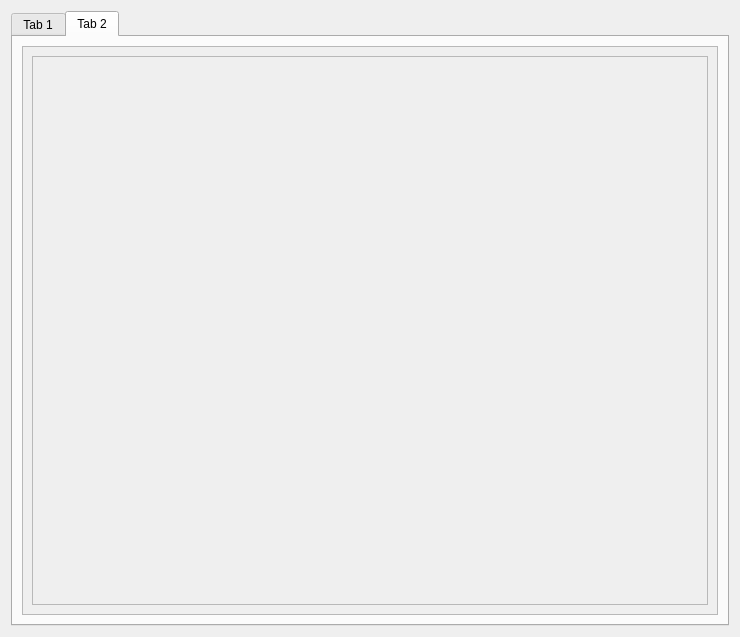
Above: ui/ForumTreeForm.ui from dmzdev/stance before the change. Below: the same form after it.
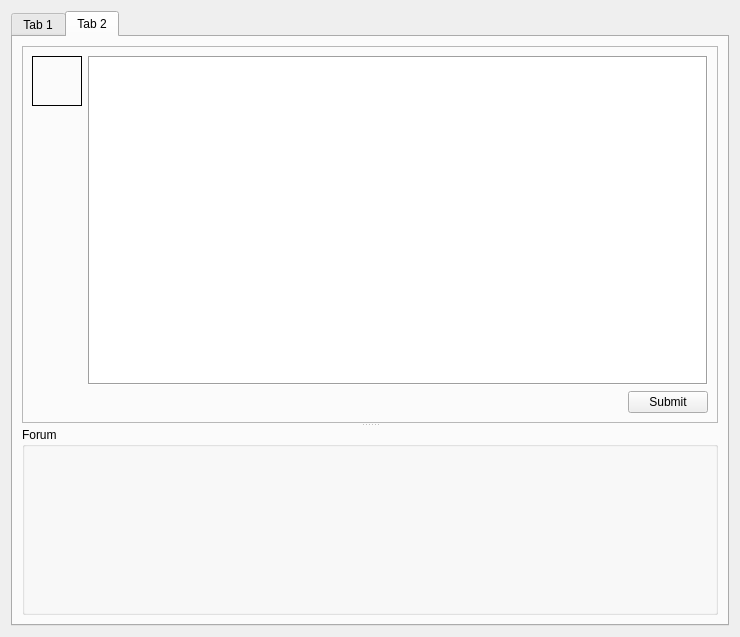
That is the form after the change. The open tabs and pages were chosen to show the change.

Commit message: forum overhall update

The edit to the form file:
```diff
--- a/ui/ForumTreeForm.ui
+++ b/ui/ForumTreeForm.ui
@@ -106,41 +106,144 @@
       </attribute>
       <layout class="QVBoxLayout" name="verticalLayout_4">
        <item>
-        <widget class="QScrollArea" name="scrollArea">
-         <property name="widgetResizable">
-          <bool>true</bool>
+        <widget class="QSplitter" name="splitter">
+         <property name="orientation">
+          <enum>Qt::Vertical</enum>
          </property>
-         <property name="alignment">
-          <set>Qt::AlignLeading|Qt::AlignLeft|Qt::AlignTop</set>
+         <property name="childrenCollapsible">
+          <bool>false</bool>
          </property>
-         <widget class="QWidget" name="scrollAreaWidgetContents">
-          <property name="geometry">
-           <rect>
-            <x>0</x>
-            <y>0</y>
-            <width>668</width>
-            <height>556</height>
-           </rect>
+         <widget class="QFrame" name="frame">
+          <property name="sizePolicy">
+           <sizepolicy hsizetype="Preferred" vsizetype="Preferred">
+            <horstretch>0</horstretch>
+            <verstretch>1</verstretch>
+           </sizepolicy>
           </property>
-          <layout class="QVBoxLayout" name="verticalLayout">
+          <property name="frameShape">
+           <enum>QFrame::StyledPanel</enum>
+          </property>
+          <property name="frameShadow">
+           <enum>QFrame::Raised</enum>
+          </property>
+          <layout class="QVBoxLayout" name="verticalLayout_3">
            <item>
-            <widget class="QFrame" name="forumFrame">
-             <property name="sizePolicy">
-              <sizepolicy hsizetype="Expanding" vsizetype="Preferred">
-               <horstretch>0</horstretch>
-               <verstretch>0</verstretch>
-              </sizepolicy>
-             </property>
-             <property name="frameShape">
-              <enum>QFrame::StyledPanel</enum>
-             </property>
-             <property name="frameShadow">
-              <enum>QFrame::Raised</enum>
-             </property>
-            </widget>
+            <layout class="QHBoxLayout" name="horizontalLayout_3">
+             <item>
+              <layout class="QVBoxLayout" name="verticalLayout">
+               <item>
+                <widget class="QLabel" name="avatarLabel">
+                 <property name="sizePolicy">
+                  <sizepolicy hsizetype="Minimum" vsizetype="Minimum">
+                   <horstretch>0</horstretch>
+                   <verstretch>0</verstretch>
+                  </sizepolicy>
+                 </property>
+                 <property name="minimumSize">
+                  <size>
+                   <width>50</width>
+                   <height>50</height>
+                  </size>
+                 </property>
+                 <property name="maximumSize">
+                  <size>
+                   <width>100</width>
+                   <height>100</height>
+                  </size>
+                 </property>
+                 <property name="frameShape">
+                  <enum>QFrame::Box</enum>
+                 </property>
+                 <property name="text">
+                  <string/>
+                 </property>
+                 <property name="scaledContents">
+                  <bool>false</bool>
+                 </property>
+                 <property name="textInteractionFlags">
+                  <set>Qt::NoTextInteraction</set>
+                 </property>
+                </widget>
+               </item>
+               <item>
+                <spacer name="verticalSpacer">
+                 <property name="orientation">
+                  <enum>Qt::Vertical</enum>
+                 </property>
+                 <property name="sizeType">
+                  <enum>QSizePolicy::MinimumExpanding</enum>
+                 </property>
+                 <property name="sizeHint" stdset="0">
+                  <size>
+                   <width>47</width>
+                   <height>8</height>
+                  </size>
+                 </property>
+                </spacer>
+               </item>
+              </layout>
+             </item>
+             <item>
+              <widget class="QTextEdit" name="postTextEdit">
+               <property name="sizePolicy">
+                <sizepolicy hsizetype="Expanding" vsizetype="Minimum">
+                 <horstretch>0</horstretch>
+                 <verstretch>0</verstretch>
+                </sizepolicy>
+               </property>
+               <property name="minimumSize">
+                <size>
+                 <width>0</width>
+                 <height>40</height>
+                </size>
+               </property>
+               <property name="frameShape">
+                <enum>QFrame::Box</enum>
+               </property>
+              </widget>
+             </item>
+            </layout>
+           </item>
+           <item>
+            <layout class="QHBoxLayout" name="horizontalLayout_2">
+             <item>
+              <spacer name="horizontalSpacer_2">
+               <property name="orientation">
+                <enum>Qt::Horizontal</enum>
+               </property>
+               <property name="sizeHint" stdset="0">
+                <size>
+                 <width>492</width>
+                 <height>20</height>
+                </size>
+               </property>
+              </spacer>
+             </item>
+             <item>
+              <widget class="QPushButton" name="postSubmitButton">
+               <property name="text">
+                <string>Submit</string>
+               </property>
+              </widget>
+             </item>
+            </layout>
            </item>
           </layout>
          </widget>
+         <widget class="QGroupBox" name="forumBox">
+          <property name="sizePolicy">
+           <sizepolicy hsizetype="Preferred" vsizetype="Expanding">
+            <horstretch>0</horstretch>
+            <verstretch>4</verstretch>
+           </sizepolicy>
+          </property>
+          <property name="title">
+           <string>Forum</string>
+          </property>
+          <property name="flat">
+           <bool>true</bool>
+          </property>
+         </widget>
         </widget>
        </item>
       </layout>
```
Left out of the diff: 4 changed lines with no effect on the pictures. The commit also changes 9 other files.
